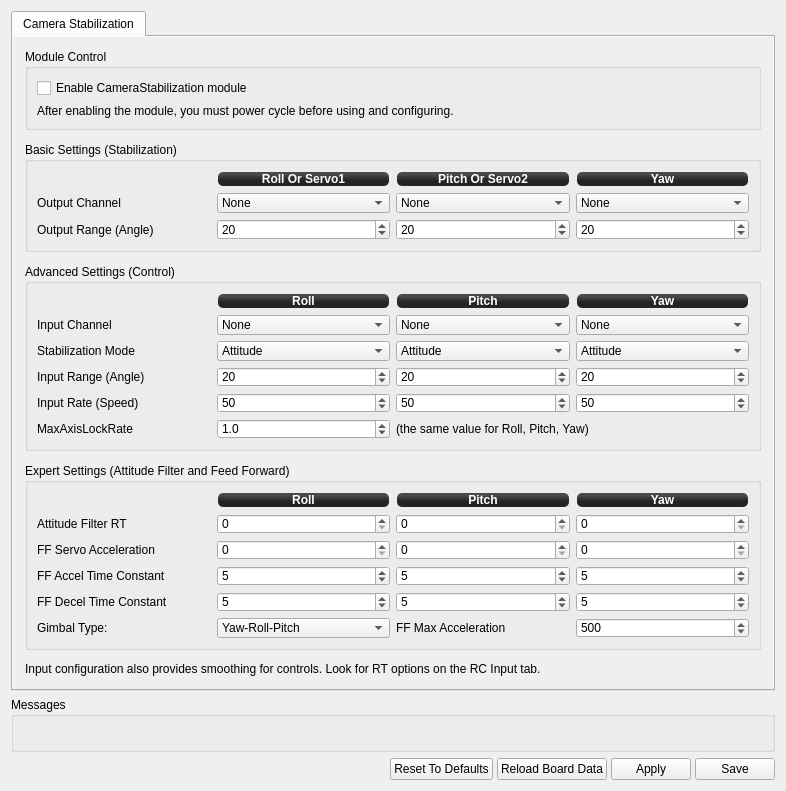
Above: ground/openpilotgcs/src/plugins/config/camerastabilization.ui from openpilot/OpenPilot before the change. Below: the same form after it.
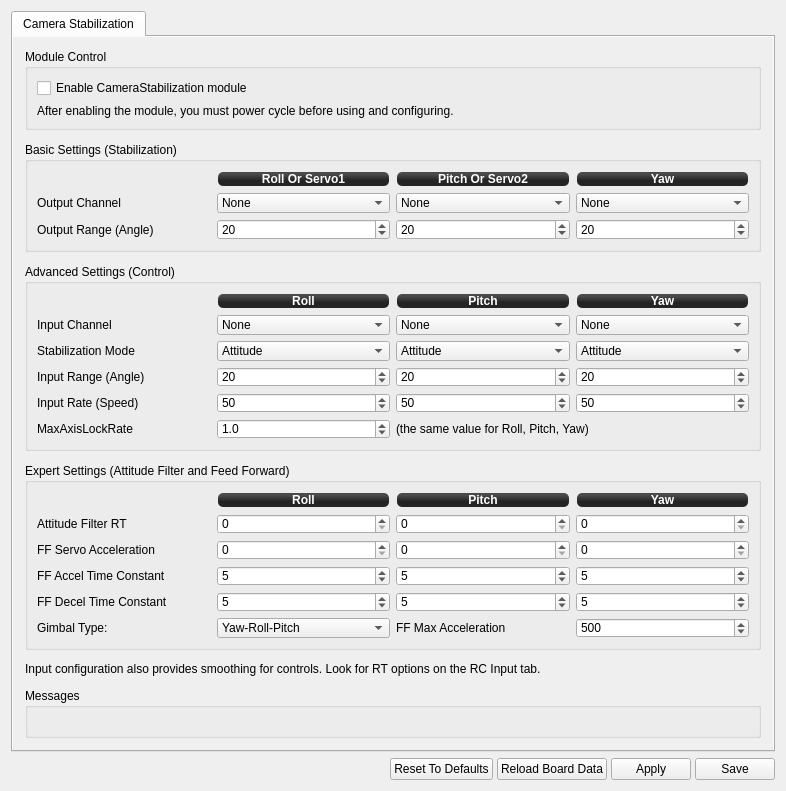
That is the form after the change. Icons and pictures are not drawn.

Commit message: OP-1191 Minor gui fixes. Removed stuff from linux css file. No need to have minor tweaks to the fusion style.

The edit to the form file:
```diff
--- a/ground/openpilotgcs/src/plugins/config/camerastabilization.ui
+++ b/ground/openpilotgcs/src/plugins/config/camerastabilization.ui
@@ -64,8 +64,8 @@
            <rect>
             <x>0</x>
             <y>0</y>
-            <width>762</width>
-            <height>658</height>
+            <width>750</width>
+            <height>729</height>
            </rect>
           </property>
           <layout class="QVBoxLayout" name="verticalLayout">
@@ -1359,27 +1359,6 @@
             </widget>
            </item>
            <item>
-            <spacer name="verticalSpacer">
-             <property name="orientation">
-              <enum>Qt::Vertical</enum>
-             </property>
-             <property name="sizeHint" stdset="0">
-              <size>
-               <width>20</width>
-               <height>40</height>
-              </size>
-             </property>
-            </spacer>
-           </item>
-          </layout>
-         </widget>
-        </widget>
-       </item>
-      </layout>
-     </widget>
-    </widget>
-   </item>
-   <item>
     <widget class="QGroupBox" name="groupBox_4">
      <property name="minimumSize">
       <size>
@@ -1408,6 +1387,27 @@
        </widget>
       </item>
      </layout>
+            </widget>
+           </item>
+           <item>
+            <spacer name="verticalSpacer">
+             <property name="orientation">
+              <enum>Qt::Vertical</enum>
+             </property>
+             <property name="sizeHint" stdset="0">
+              <size>
+               <width>20</width>
+               <height>40</height>
+              </size>
+             </property>
+            </spacer>
+           </item>
+          </layout>
+         </widget>
+        </widget>
+       </item>
+      </layout>
+     </widget>
     </widget>
    </item>
    <item>
```
Left out of the diff: 22 changed lines with no effect on the pictures. Lines whose indentation alone changed are shown as unchanged. The commit also changes 2 other files.
